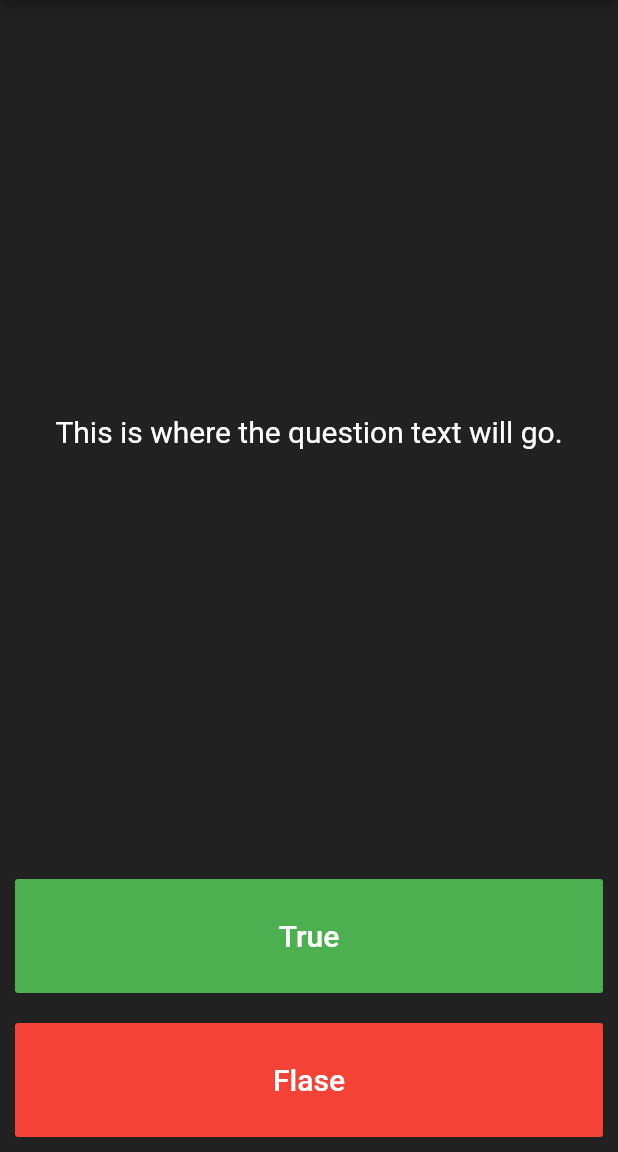
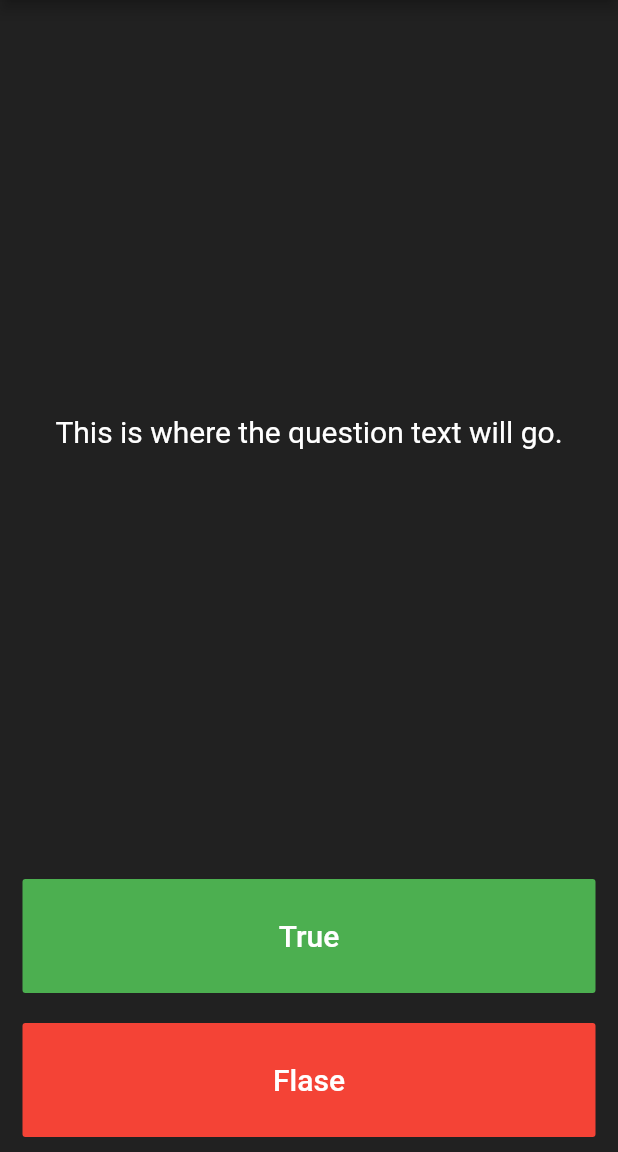
Before and after one commit to Koshaliya/Quizze, a Flutter app: the screen it shows after launch, on a phone screen of 412 x 824 dp, the part 84-1236 px from its top. Run offline on Flutter 3.47's test engine with Material 2 defaults, Android fonts, the phone set to English and light mode, and no system bars.

Commit message:
check initial code

```diff
--- a/lib/main.dart
+++ b/lib/main.dart
@@ -15,8 +15,11 @@ class QuizApp extends StatelessWidget {
           centerTitle: true,
           backgroundColor: Color.fromRGBO(120, 208, 198, 100),
         ),
-        body: QuizPage(),
-      ),
+        body: SafeArea(
+          child: Padding(
+            padding: EdgeInsets.symmetric(horizontal:5.0),
+            child:QuizPage(),
+      ),))
     );
   }
 }
@@ -38,14 +41,17 @@ class _QuizPageState extends State<QuizPage> {
       Expanded(
         flex: 6,
 
-              child: Center(
-                child: Text('This is where the question text will go.',
+              child: Padding(
+                padding: const EdgeInsets.all(8.0),
+                child: Center(
+                  child: Text('This is where the question text will go.',
         textAlign: TextAlign.center,
         style: TextStyle(
           color: Colors.white,
           fontSize: 20.0
         )
         ),
+                ),
               ),
       ),
       Expanded(
@@ -56,7 +62,6 @@ class _QuizPageState extends State<QuizPage> {
             padding: EdgeInsets.all(10.0),
             child: FlatButton(
           onPressed: (){},
-          padding: EdgeInsets.all(15.0),
           color: Colors.green,
           child: Text('True',
           textAlign: TextAlign.center,
@@ -68,15 +73,15 @@ class _QuizPageState extends State<QuizPage> {
           ),
         ),
             )
-
-      ),
+      )
+      ,
       Expanded(
         flex: 1,
           child: Padding(
             padding: EdgeInsets.all(10.0),
             child: FlatButton(
           onPressed: (){},
-          padding: EdgeInsets.all(15.0),
+
           color: Colors.red,
           child: Text('Flase',
           textAlign: TextAlign.center,
```
